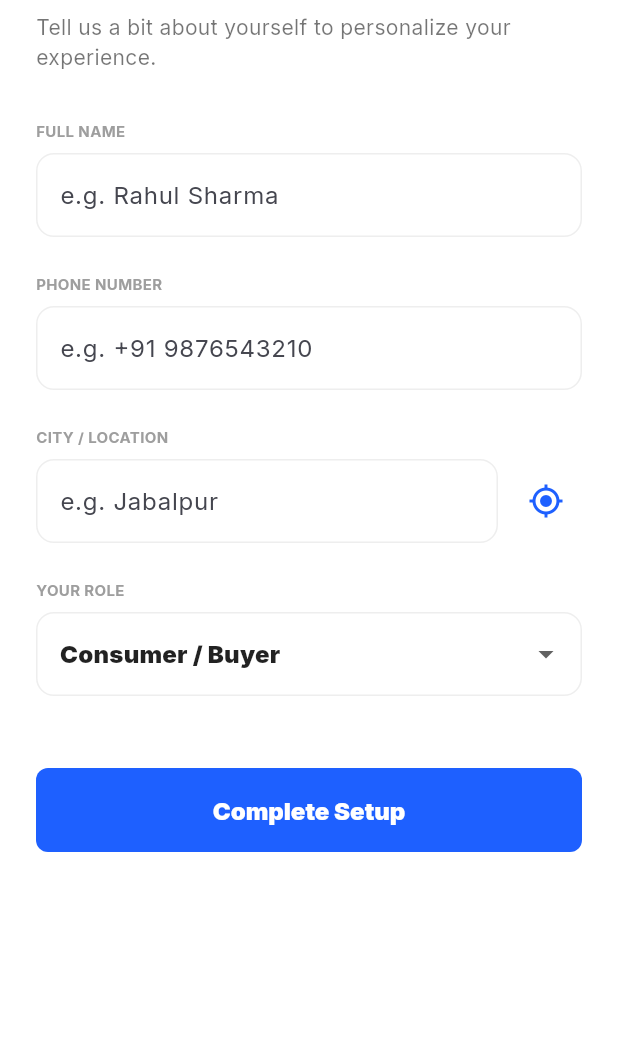
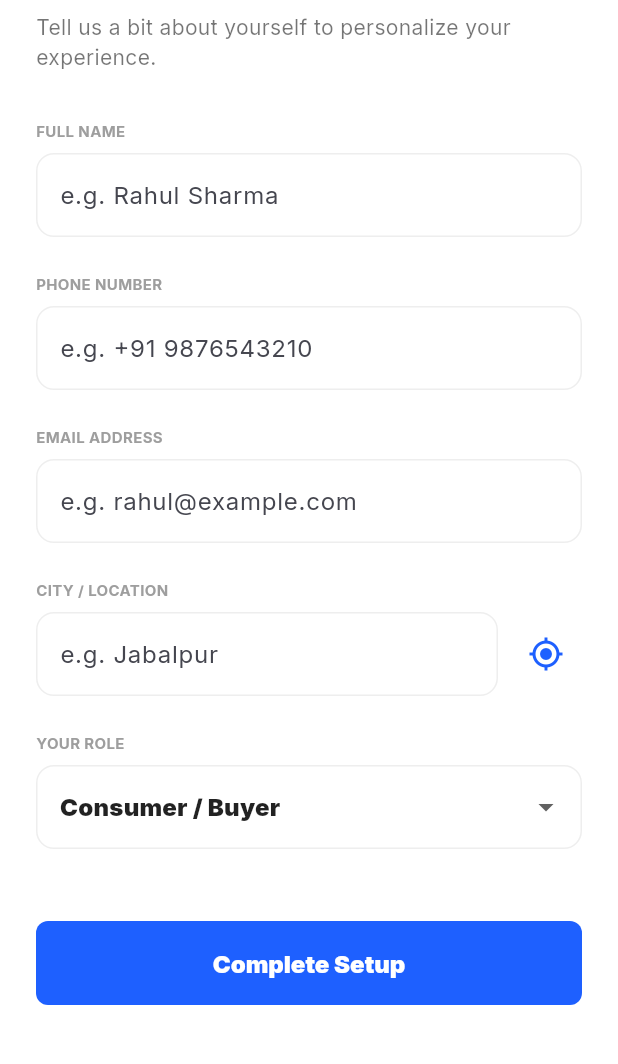
Before and after one commit to Shivxnshjasathi/ss-v1, a Flutter app: the OnboardingScreen screen opened by its route, on a phone screen of 412 x 824 dp, the part 171-1235 px from its top. Run offline on Flutter 3.47's test engine with Material 3 defaults, Android fonts, the phone set to English and light mode, and no system bars; our stand-ins replace cached_network_image, cloud_firestore, firebase_analytics, firebase_auth, firebase_core, firebase_crashlytics and 12 more; accounts and stored records are empty; network calls fail.

Commit message:
feat: implement profile editing functionality and add email field to user model and onboarding flow

```diff
--- a/lib/features/auth/domain/user_model.dart
+++ b/lib/features/auth/domain/user_model.dart
@@ -1,6 +1,7 @@
 class UserModel {
   final String uid;
   final String phoneNumber;
+  final String email;
   final String? name;
   final String? location;
   final String? role;
@@ -9,6 +10,7 @@ class UserModel {
   UserModel({
     required this.uid,
     required this.phoneNumber,
+    required this.email,
     this.name,
     this.location,
     this.role,
@@ -19,6 +21,7 @@ class UserModel {
     return {
       'uid': uid,
       'phoneNumber': phoneNumber,
+      'email': email,
       'name': name,
       'location': location,
       'role': role,
@@ -30,6 +33,7 @@ class UserModel {
     return UserModel(
       uid: map['uid'] ?? '',
       phoneNumber: map['phoneNumber'] ?? '',
+      email: map['email'] ?? '',
       name: map['name'],
       location: map['location'],
       role: map['role'],
@@ -42,6 +46,7 @@ class UserModel {
   UserModel copyWith({
     String? uid,
     String? phoneNumber,
+    String? email,
     String? name,
     String? location,
     String? role,
@@ -50,6 +55,7 @@ class UserModel {
     return UserModel(
       uid: uid ?? this.uid,
       phoneNumber: phoneNumber ?? this.phoneNumber,
+      email: email ?? this.email,
       name: name ?? this.name,
       location: location ?? this.location,
       role: role ?? this.role,
--- a/lib/features/auth/presentation/screens/onboarding_screen.dart
+++ b/lib/features/auth/presentation/screens/onboarding_screen.dart
@@ -22,6 +22,7 @@ class _OnboardingScreenState extends ConsumerState<OnboardingScreen> {
   final TextEditingController _nameController = TextEditingController();
   final TextEditingController _locationController = TextEditingController();
   final TextEditingController _phoneController = TextEditingController();
+  final TextEditingController _emailController = TextEditingController();
   String? _selectedRoleKey;
   bool _isLoading = false;
   bool _isFetchingLocation = false;
@@ -34,6 +35,9 @@ class _OnboardingScreenState extends ConsumerState<OnboardingScreen> {
       if (user?.phoneNumber != null && user!.phoneNumber!.isNotEmpty) {
         _phoneController.text = user.phoneNumber!;
       }
+      if (user?.email != null && user!.email!.isNotEmpty) {
+        _emailController.text = user.email!;
+      }
     });
   }
 
@@ -42,6 +46,7 @@ class _OnboardingScreenState extends ConsumerState<OnboardingScreen> {
     _nameController.dispose();
     _locationController.dispose();
     _phoneController.dispose();
+    _emailController.dispose();
     super.dispose();
   }
 
@@ -104,6 +109,9 @@ class _OnboardingScreenState extends ConsumerState<OnboardingScreen> {
             phoneNumber: _phoneController.text.trim().isNotEmpty
                 ? _phoneController.text.trim()
                 : (user.phoneNumber ?? ''),
+            email: _emailController.text.trim().isNotEmpty
+                ? _emailController.text.trim()
+                : (user.email ?? ''),
             name: _nameController.text.trim(),
             location: _locationController.text.trim(),
             role: roleMap[_selectedRoleKey ?? 'consumerBuyer']!,
@@ -220,7 +228,24 @@ class _OnboardingScreenState extends ConsumerState<OnboardingScreen> {
                   fillColor: context.cardColor,
                 ),
                 style: TextStyle(color: context.primaryTextColor),
-                validator: (value) => value == null || value.isEmpty ? l10n.enterPhone : null,
+              validator: (value) => value == null || value.isEmpty ? l10n.enterPhone : null,
+              ),
+              const SizedBox(height: 24),
+
+              Text(l10n.emailAddress, style: const TextStyle(fontSize: 10, fontWeight: FontWeight.bold, color: Colors.grey)),
+              const SizedBox(height: 8),
+              TextFormField(
+                controller: _emailController,
+                keyboardType: TextInputType.emailAddress,
+                decoration: InputDecoration(
+                  hintText: 'e.g. rahul@example.com',
+                  border: OutlineInputBorder(borderRadius: BorderRadius.circular(12), borderSide: BorderSide(color: context.borderColor)),
+                  enabledBorder: OutlineInputBorder(borderRadius: BorderRadius.circular(12), borderSide: BorderSide(color: context.borderColor)),
+                  filled: true,
+                  fillColor: context.cardColor,
+                ),
+                style: TextStyle(color: context.primaryTextColor),
+                validator: (value) => (value == null || value.isEmpty || !value.contains('@')) ? 'Please enter a valid email' : null,
               ),
               const SizedBox(height: 24),
 
--- a/lib/features/home/presentation/screens/home_screen.dart
+++ b/lib/features/home/presentation/screens/home_screen.dart
@@ -204,6 +204,8 @@ class HomeScreen extends ConsumerWidget {
                               children: [
                                 Text(
                                   l10n.featuredZeroBrokerage,
+                                  maxLines: 2,
+                                  softWrap: true,
                                   style: Theme.of(context).textTheme.titleLarge?.copyWith(fontWeight: FontWeight.w900, height: 1.1),
                                 ),
                               ],
@@ -476,6 +478,7 @@ class HomeScreen extends ConsumerWidget {
                           title,
                           style: const TextStyle(fontWeight: FontWeight.bold, fontSize: 14),
                           maxLines: 2,
+                          overflow: TextOverflow.ellipsis,
                         ),
                       ),
                       Container(
--- a/lib/features/profile/presentation/screens/profile_screen.dart
+++ b/lib/features/profile/presentation/screens/profile_screen.dart
@@ -106,6 +106,8 @@ class ProfileScreen extends ConsumerWidget {
             ),
             Text(
               userAsync.value?.name ?? 'User',
+              maxLines: 1,
+              overflow: TextOverflow.ellipsis,
               style: TextStyle(
                 fontWeight: FontWeight.w900,
                 fontSize: 24,
@@ -115,7 +117,9 @@ class ProfileScreen extends ConsumerWidget {
             ),
             const SizedBox(height: 4),
             Text(
-              userAsync.value?.phoneNumber ?? '+91 XXXXX XXXXX',
+              '${userAsync.value?.phoneNumber ?? '+91 XXXXX XXXXX'} • ${userAsync.value?.email ?? 'No email'}',
+              maxLines: 1,
+              overflow: TextOverflow.ellipsis,
               style: TextStyle(
                 color: context.secondaryTextColor,
                 fontSize: 12,
--- a/lib/l10n/app_en.arb
+++ b/lib/l10n/app_en.arb
@@ -92,7 +92,7 @@
   "strictlyVetted": "All service partners are strictly vetted.",
   "hot": "Hot",
   "noPropertiesYet": "No properties listed yet.",
-  "featuredZeroBrokerage": "FEATURED\nZERO-BROKERAGE",
+  "featuredZeroBrokerage": "FEATURED\nZERO-BROKERAGE PROPERTY",
   "newlyAdded": "NEWLY ADDED",
   "savedProperties": "Saved Properties",
   "pleaseLoginToSeeSaved": "Please log in to see saved properties.",
--- a/lib/l10n/app_localizations.dart
+++ b/lib/l10n/app_localizations.dart
@@ -629,7 +629,7 @@ abstract class AppLocalizations {
   /// No description provided for @featuredZeroBrokerage.
   ///
   /// In en, this message translates to:
-  /// **'FEATURED\nZERO-BROKERAGE'**
+  /// **'FEATURED\nZERO-BROKERAGE PROPERTY'**
   String get featuredZeroBrokerage;
 
   /// No description provided for @newlyAdded.
--- a/lib/l10n/app_localizations_en.dart
+++ b/lib/l10n/app_localizations_en.dart
@@ -275,7 +275,7 @@ class AppLocalizationsEn extends AppLocalizations {
   String get noPropertiesYet => 'No properties listed yet.';
 
   @override
-  String get featuredZeroBrokerage => 'FEATURED\nZERO-BROKERAGE';
+  String get featuredZeroBrokerage => 'FEATURED\nZERO-BROKERAGE PROPERTY';
 
   @override
   String get newlyAdded => 'NEWLY ADDED';
```
Also changed, not shown: lib/features/profile/presentation/screens/edit_profile_screen.dart (+72 -15 lines), lib/features/services/presentation/screens/legal_screen.dart (+4 -3 lines).
